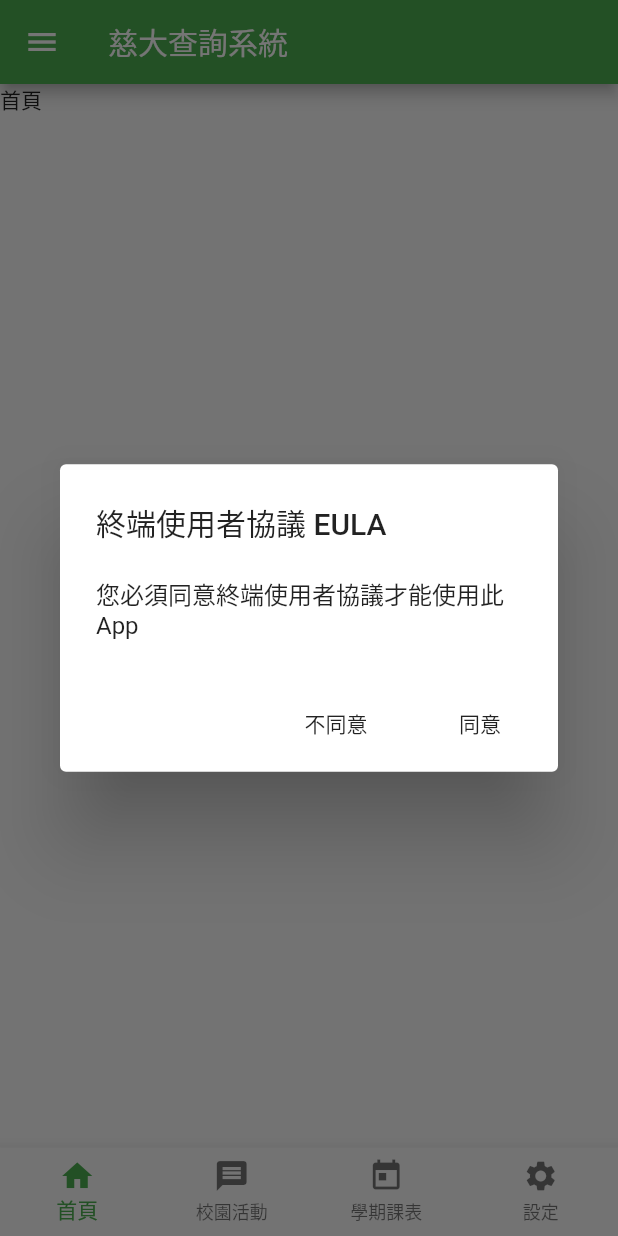
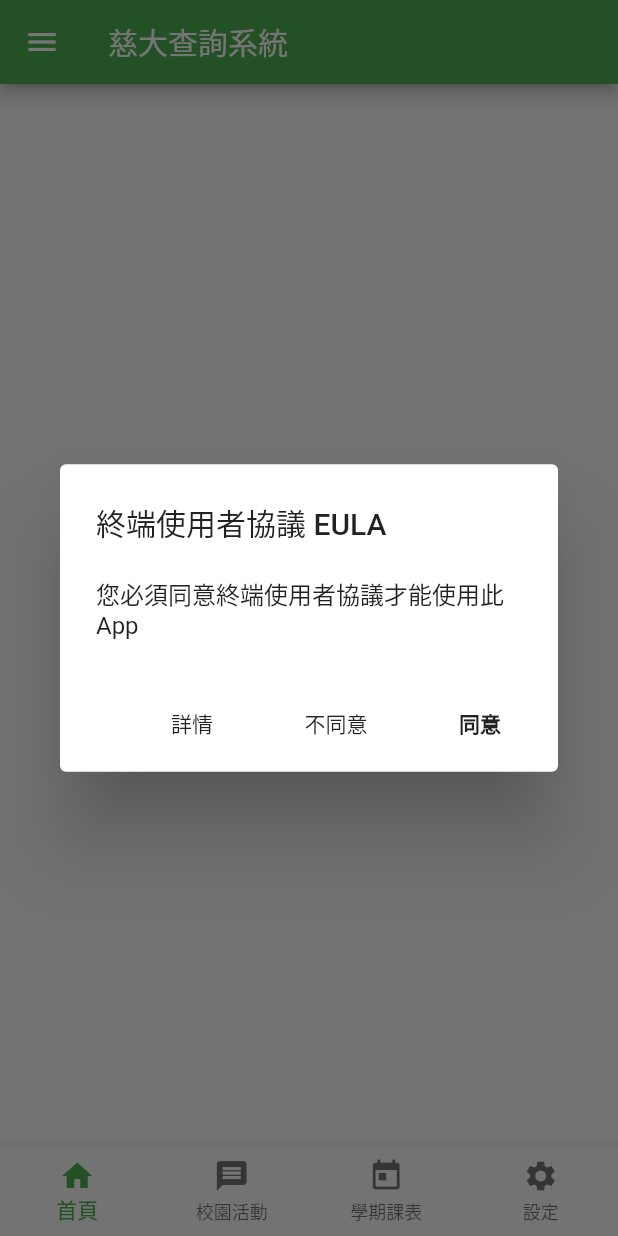
Before and after one commit to tico88612/tcu_myinfo_app, a Flutter app: the screen it shows after launch, after a tap on "不同意", on a phone screen of 412 x 824 dp. Run offline on Flutter 3.47's test engine with Material 2 defaults, Android fonts, the phone set to English and light mode, and no system bars.

Commit message:
Add ListTile & Separate EULADialog

```diff
--- a/lib/MainPage.dart
+++ b/lib/MainPage.dart
@@ -1,8 +1,7 @@
-import 'dart:io';
+import 'package:flutter/material.dart';
 
-import 'package:flutter/material.dart';
-import 'package:flutter/services.dart';
 import 'package:tcu_myinfo_app/views/AppDrawer.dart';
+import 'package:tcu_myinfo_app/views/EULADialog.dart';
 
 class MainPage extends StatelessWidget {
   @override
@@ -54,34 +53,12 @@ class MainPageState extends State<MainPageWidget> {
     );
   }
 
-  void _dismissDialog() {
-    Navigator.pop(context);
-  }
-
   void _showMaterialDialog() {
     showDialog(
       barrierDismissible: false,
       context: context,
       builder: (context) {
-        return AlertDialog(
-          title: Text('終端使用者協議 EULA'),
-          content: Text('您必須同意終端使用者協議才能使用此 App'),
-          actions: <Widget>[
-            FlatButton(
-              onPressed: () {
-                SystemChannels.platform.invokeMethod('SystemNavigator.pop');
-                // exit(0);
-              },
-              child: Text('不同意'),
-            ),
-            FlatButton(
-              onPressed: () {
-                _dismissDialog();
-              },
-              child: Text('同意'),
-            ),
-          ],
-        );
+        return EULADialog();
       },
     );
   }
@@ -95,7 +72,9 @@ class MainPageState extends State<MainPageWidget> {
         centerTitle: false,
       ),
       drawer: AppDrawer(),
-      body: _pageList[_tabIndex],
+      body: Center(
+        child: _pageList[_tabIndex],
+      ),
       bottomNavigationBar: new BottomNavigationBar(
         items: <BottomNavigationBarItem>[
           new BottomNavigationBarItem(
--- a/lib/views/AppDrawer.dart
+++ b/lib/views/AppDrawer.dart
@@ -1,7 +1,5 @@
 import 'package:flutter/material.dart';
 import 'package:tcu_myinfo_app/presentation/t_c_u_myinfo_icon_icons.dart';
-
-// import 'package:transparent_image/transparent_image.dart';
 
 class AppDrawer extends StatelessWidget {
   @override
@@ -58,6 +56,22 @@ class AppDrawer extends StatelessWidget {
             },
           ),
           ListTile(
+            leading: Icon(TCUMyinfoIcon.pencil),
+            title: Text('外宿申請'),
+            onTap: () {
+              // Do Something
+              Navigator.pop(context);
+            },
+          ),
+          ListTile(
+            leading: Icon(TCUMyinfoIcon.calendar_check_o),
+            title: Text('外宿預約申請'),
+            onTap: () {
+              // Do Something
+              Navigator.pop(context);
+            },
+          ),
+          ListTile(
             leading: Icon(TCUMyinfoIcon.logout),
             title: Text('登出'),
             onTap: () {
@@ -66,16 +80,16 @@ class AppDrawer extends StatelessWidget {
             },
           ),
           ListTile(
-            leading: Icon(TCUMyinfoIcon.pencil),
-            title: Text('申請外宿'),
+            leading: Icon(TCUMyinfoIcon.cog),
+            title: Text('設定'),
             onTap: () {
               // Do Something
               Navigator.pop(context);
             },
           ),
           ListTile(
-            leading: Icon(TCUMyinfoIcon.cog),
-            title: Text('設定'),
+            leading: Icon(TCUMyinfoIcon.facebook_squared),
+            title: Text('FaceBook 專頁'),
             onTap: () {
               // Do Something
               Navigator.pop(context);
--- /dev/null
+++ b/lib/views/EULADialog.dart
@@ -0,0 +1,44 @@
+import 'package:flutter/material.dart';
+import 'package:flutter/services.dart';
+import 'package:url_launcher/url_launcher.dart';
+
+class EULADialog extends StatelessWidget {
+  _launchURL() async {
+    const url = 'https://tcumyinfo.tw';
+    if (await canLaunch(url)) {
+      await launch(url);
+    } else {
+      throw 'Could not launch $url';
+    }
+  }
+
+  @override
+  Widget build(BuildContext context) {
+    return AlertDialog(
+      title: Text('終端使用者協議 EULA'),
+      content: Text('您必須同意終端使用者協議才能使用此 App'),
+      actions: <Widget>[
+        FlatButton(
+          onPressed: _launchURL,
+          child: Text('詳情'),
+        ),
+        FlatButton(
+          onPressed: () {
+            SystemChannels.platform.invokeMethod('SystemNavigator.pop');
+            // exit(0);
+          },
+          child: Text('不同意'),
+        ),
+        FlatButton(
+          onPressed: () {
+            Navigator.pop(context);
+          },
+          child: Text(
+            '同意',
+            style: TextStyle(fontWeight: FontWeight.bold),
+          ),
+        ),
+      ],
+    );
+  }
+}
--- a/pubspec.yaml
+++ b/pubspec.yaml
@@ -24,6 +24,7 @@ dependencies:
   # Use with the CupertinoIcons class for iOS style icons.
   cupertino_icons: ^0.1.2
   transparent_image: ^1.0.0
+  url_launcher: ^5.2.5
 
 dev_dependencies:
   flutter_test:
```
Also changed, not shown: pubspec.lock, 6 other files.
